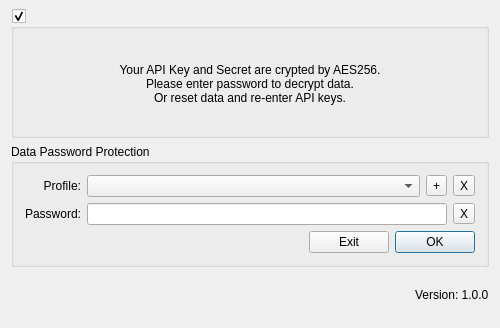
Old version of the form src/login/passworddialog.ui in the repository iCoinSoft/TidexTrader.
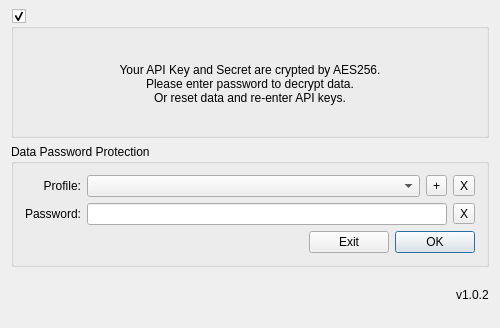
New version of the form. Icons and pictures are not drawn.

```diff
--- a/src/login/passworddialog.ui
+++ b/src/login/passworddialog.ui
@@ -293,7 +293,7 @@
      <item>
       <widget class="QLabel" name="label_info">
        <property name="text">
-        <string>Version: 1.0.0</string>
+        <string>v1.0.2</string>
        </property>
        <property name="margin">
         <number>0</number>
```
